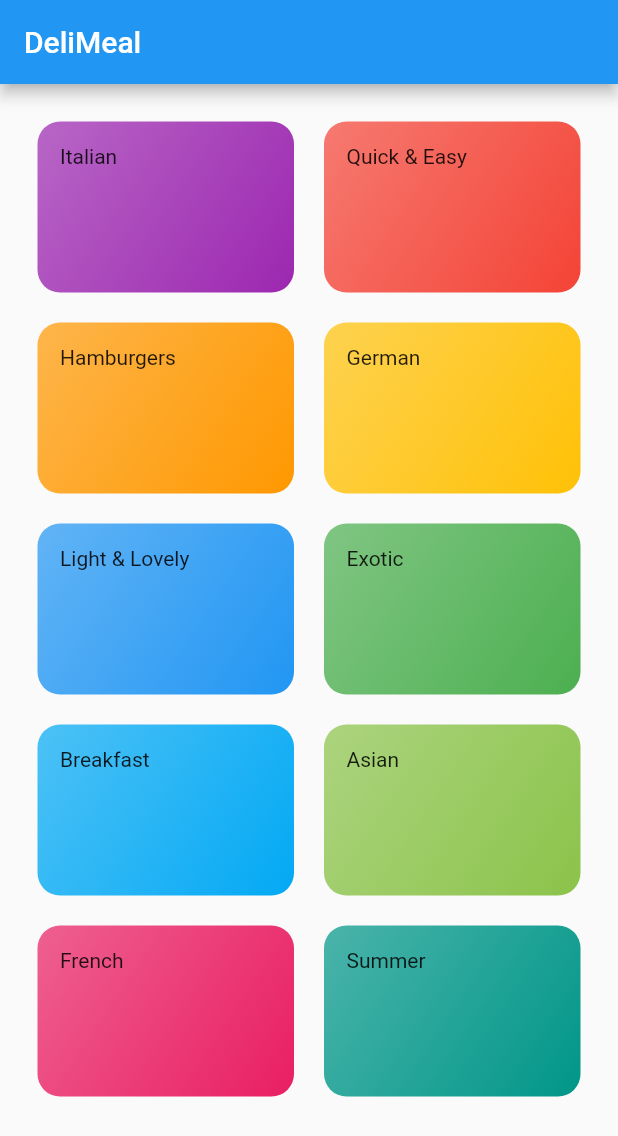
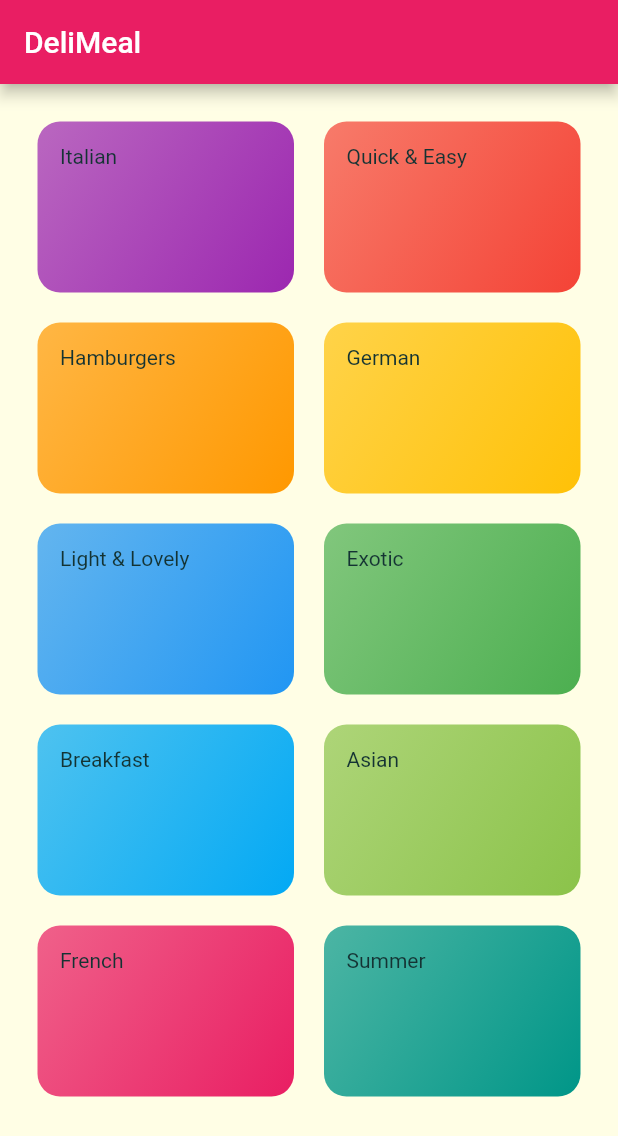
Before and after one commit to chetan882777/flutter-meals-app, a Flutter app: the screen it shows after launch, on a phone screen of 412 x 824 dp. Shown: the top 1136 px of the screen. Run offline on Flutter 3.47's test engine with Material 2 defaults, Android fonts, the phone set to English and light mode, and no system bars; Roboto replaces fonts that are missing (Raleway).

```diff
--- a/lib/main.dart
+++ b/lib/main.dart
@@ -1,7 +1,7 @@
 import 'package:flutter/material.dart';
 
-import './category_meals_screen.dart';
-import './categories_screen.dart';
+import './screens/category_meals_screen.dart';
+import './screens/categories_screen.dart';
 
 void main() => runApp(MyApp());
 
@@ -11,12 +11,28 @@ class MyApp extends StatelessWidget {
     return MaterialApp(
       title: 'DeliMeals',
       theme: ThemeData(
-        primarySwatch: Colors.blue,
+        primarySwatch: Colors.pink,
+        accentColor: Colors.amber,
+        canvasColor: Color.fromRGBO(255, 254, 229, 1),
+        fontFamily: 'Raleway',
+        textTheme: ThemeData.light().textTheme.copyWith(
+            body1: TextStyle(
+              color: Color.fromRGBO(20, 51, 51, 1),
+            ),
+            body2: TextStyle(
+              color: Color.fromRGBO(20, 51, 51, 1),
+            ),
+            title: TextStyle(
+              fontSize: 20,
+              fontFamily: 'RobotoCondensed',
+              fontWeight: FontWeight.bold,
+            )),
       ),
-      initialRoute: '/',
+      // home: CategoriesScreen(),
+      initialRoute: '/', // default is '/'
       routes: {
-        '/' : (ctx) => CategoriesScreen(),
-        CategoryMealsScreen.route : (ctx) => CategoryMealsScreen()
+        '/': (ctx) => CategoriesScreen(),
+        CategoryMealsScreen.routeName: (ctx) => CategoryMealsScreen(),
       },
     );
   }
--- a/lib/category_item.dart
+++ b/lib/widgets/category_item.dart
@@ -1,6 +1,6 @@
 import 'package:flutter/material.dart';
 
-import './category_meals_screen.dart';
+import '../screens/category_meals_screen.dart';
 
 class CategoryItem extends StatelessWidget {
   final String id;
@@ -10,7 +10,7 @@ class CategoryItem extends StatelessWidget {
   CategoryItem(this.id, this.title, this.color);
 
   void selectCategory(BuildContext ctx) {
-    Navigator.of(ctx).pushNamed(CategoryMealsScreen.route, arguments: {
+    Navigator.of(ctx).pushNamed(CategoryMealsScreen.routeName, arguments: {
       'title': title,
       'id' : id
     });
```
Also changed, not shown: lib/category_meals_screen.dart (deleted, +0 -24 lines), lib/screens/categories_screen.dart (renamed from lib/categories_screen.dart, +7 -7 lines), lib/screens/category_meals_screen.dart (added, +40 -0 lines), lib/widgets/meal_item.dart (added, +131 -0 lines).
